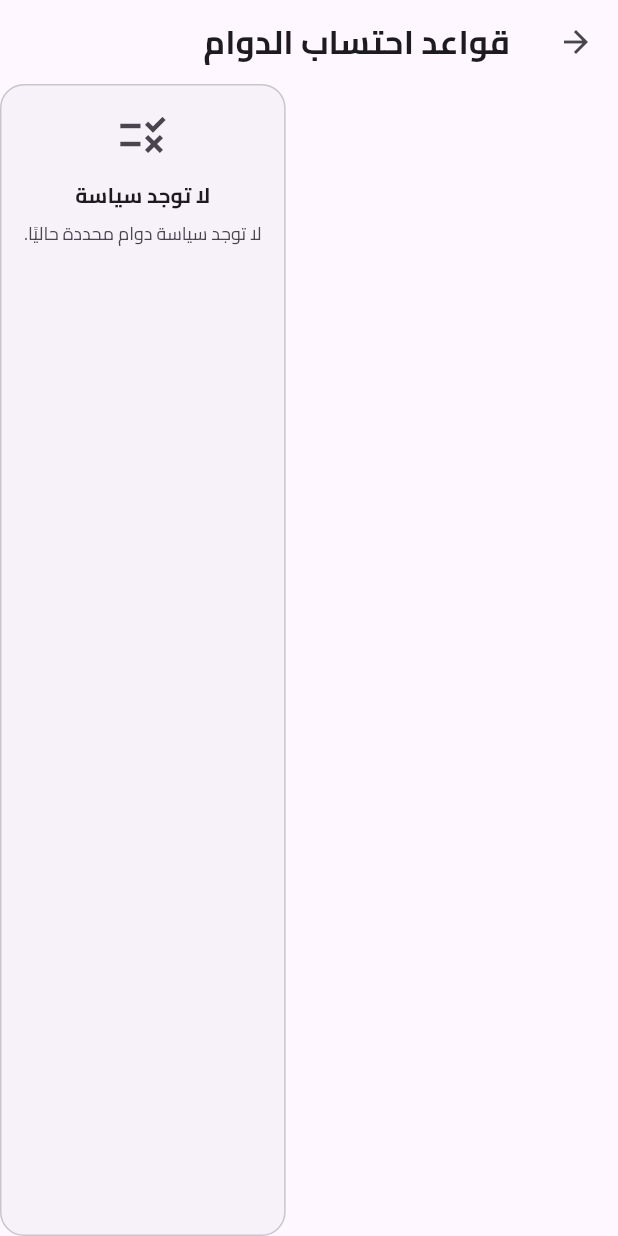
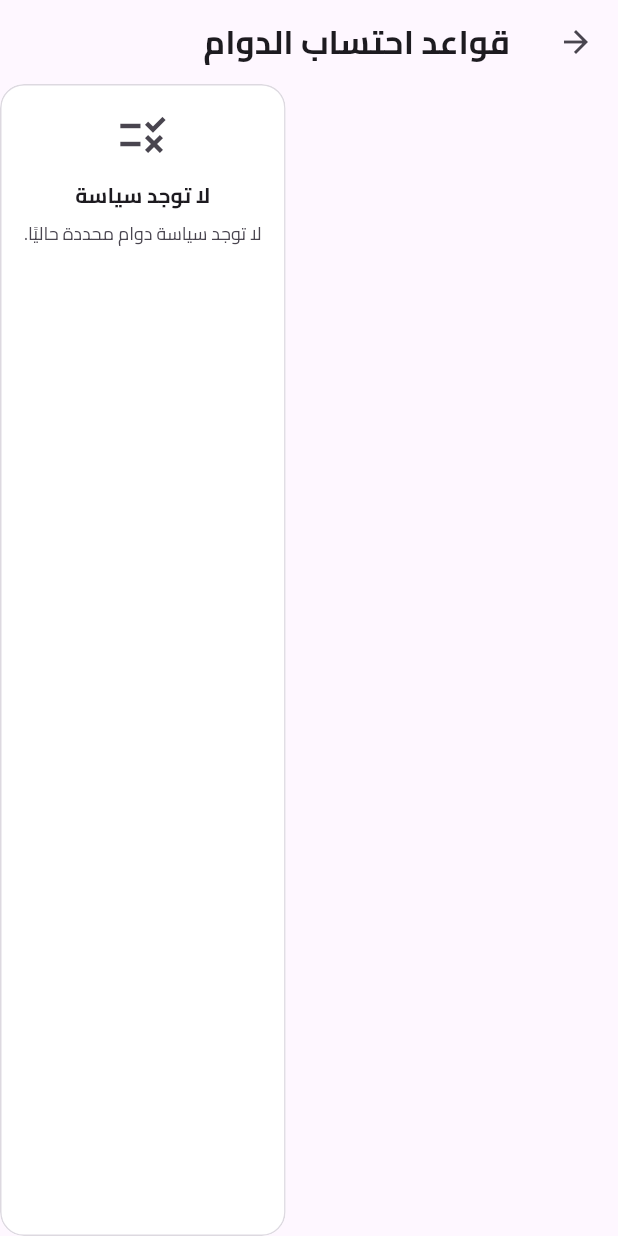
Before and after one commit to ahmed0qaid/factory-management-system, a Flutter app: the AttendanceRulesScreen screen opened directly, on a phone screen of 412 x 824 dp. Run offline on Flutter 3.47's test engine with Material 3 defaults, Android fonts, the phone set to English and light mode, and no system bars; our stand-ins replace appwrite, file_picker, flutter_dotenv, local_auth, pdf, printing and 1 more; accounts and stored records are empty.

Commit message:
refactor: make shared cards fully theme-aware

```diff
--- a/lib/widgets/common/app_card.dart
+++ b/lib/widgets/common/app_card.dart
@@ -29,8 +29,10 @@ class AppCard extends StatelessWidget {
   @override
   Widget build(BuildContext context) {
     final scheme = Theme.of(context).colorScheme;
-    final effectiveBackground = backgroundColor ?? scheme.surfaceContainerLow;
-    final effectiveBorder = borderColor ?? scheme.outlineVariant;
+    final effectiveBackground =
+        backgroundColor ?? scheme.surfaceContainerLowest;
+    final effectiveBorder = borderColor ??
+        scheme.outlineVariant.withValues(alpha: elevated ? .85 : .65);
     final radius = AppRadius.card;
 
     return Padding(
@@ -38,12 +40,12 @@ class AppCard extends StatelessWidget {
       child: Material(
         color: effectiveBackground,
         borderRadius: radius,
+        clipBehavior: Clip.antiAlias,
         child: InkWell(
           onTap: onTap,
           borderRadius: radius,
           child: DecoratedBox(
             decoration: BoxDecoration(
-              color: effectiveBackground,
               borderRadius: radius,
               border: Border.all(
                 color: effectiveBorder,
```
